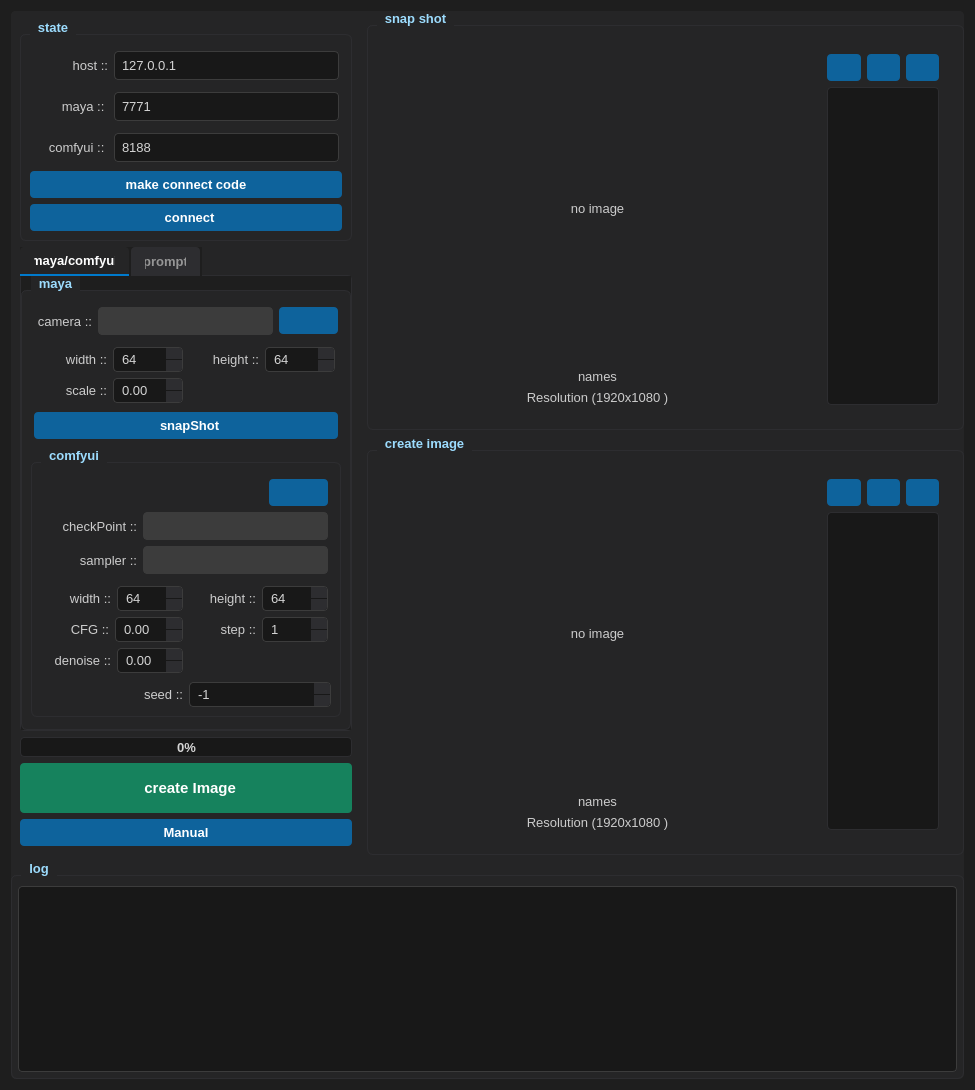
Old version of the form mayafyui/mayafyui.ui in the repository lalasin2002/newStorege.
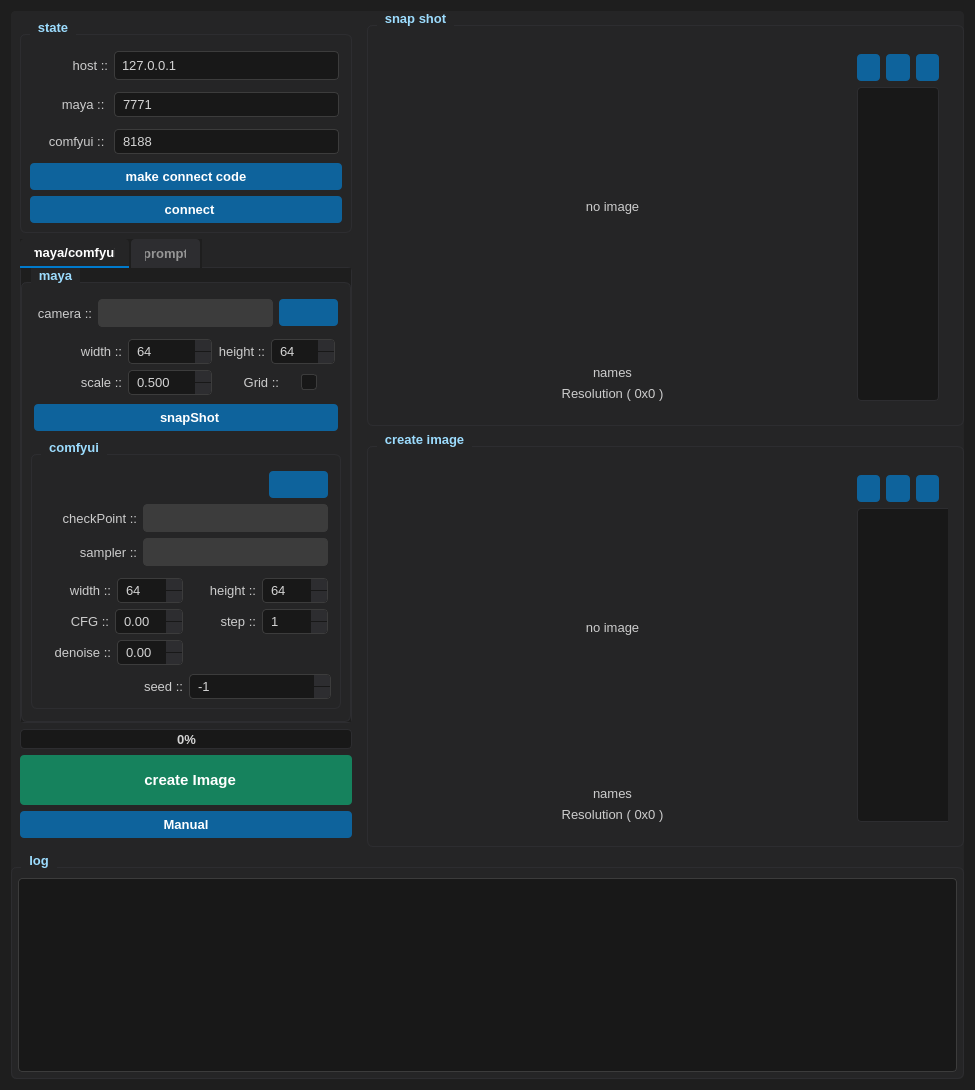
New version of the form. Icons and pictures are not drawn. Custom widgets are drawn as their Qt base class.

What changed in the file:
```diff
--- a/mayafyui/mayafyui.ui
+++ b/mayafyui/mayafyui.ui
@@ -578,12 +578,24 @@
                   </widget>
                  </item>
                  <item>
-                  <widget class="QLineEdit" name="setMayaPort_Le">
-                   <property name="enabled">
-                    <bool>true</bool>
+                  <widget class="QSpinBox" name="setMayaPort_Sb">
+                   <property name="minimumSize">
+                    <size>
+                     <width>225</width>
+                     <height>0</height>
+                    </size>
                    </property>
-                   <property name="text">
-                    <string>7771</string>
+                   <property name="buttonSymbols">
+                    <enum>QAbstractSpinBox::ButtonSymbols::NoButtons</enum>
+                   </property>
+                   <property name="showGroupSeparator" stdset="0">
+                    <bool>false</bool>
+                   </property>
+                   <property name="maximum">
+                    <number>65535</number>
+                   </property>
+                   <property name="value">
+                    <number>7771</number>
                    </property>
                   </widget>
                  </item>
@@ -623,12 +635,24 @@
                   </widget>
                  </item>
                  <item>
-                  <widget class="QLineEdit" name="setComfyuiPort_Le">
-                   <property name="enabled">
-                    <bool>true</bool>
+                  <widget class="QSpinBox" name="setComfyuiPort_Sb">
+                   <property name="minimumSize">
+                    <size>
+                     <width>225</width>
+                     <height>0</height>
+                    </size>
                    </property>
-                   <property name="text">
-                    <string>8188</string>
+                   <property name="buttonSymbols">
+                    <enum>QAbstractSpinBox::ButtonSymbols::NoButtons</enum>
+                   </property>
+                   <property name="showGroupSeparator" stdset="0">
+                    <bool>false</bool>
+                   </property>
+                   <property name="maximum">
+                    <number>65535</number>
+                   </property>
+                   <property name="value">
+                    <number>8188</number>
                    </property>
                   </widget>
                  </item>
@@ -814,39 +838,6 @@
                           <property name="bottomMargin">
                            <number>3</number>
                           </property>
-                          <item row="0" column="0">
-                           <layout class="QHBoxLayout" name="setSnapWidth_H">
-                            <item>
-                             <widget class="QLabel" name="snapWidth_Lb">
-                              <property name="minimumSize">
-                               <size>
-                                <width>45</width>
-                                <height>0</height>
-                               </size>
-                              </property>
-                              <property name="text">
-                               <string>width ::</string>
-                              </property>
-                              <property name="alignment">
-                               <set>Qt::AlignmentFlag::AlignRight|Qt::AlignmentFlag::AlignTrailing|Qt::AlignmentFlag::AlignVCenter</set>
-                              </property>
-                             </widget>
-                            </item>
-                            <item>
-                             <widget class="QSpinBox" name="setSnapWidth_Sb">
-                              <property name="minimum">
-                               <number>64</number>
-                              </property>
-                              <property name="maximum">
-                               <number>4096</number>
-                              </property>
-                              <property name="singleStep">
-                               <number>64</number>
-                              </property>
-                             </widget>
-                            </item>
-                           </layout>
-                          </item>
                           <item row="0" column="1">
                            <layout class="QHBoxLayout" name="setSnapHeight_H">
                             <item>
@@ -886,6 +877,63 @@
                             </item>
                            </layout>
                           </item>
+                          <item row="1" column="1">
+                           <layout class="QHBoxLayout" name="checkShowGrid_H" stretch="0,0">
+                            <item>
+                             <widget class="QLabel" name="ShowGrid_Le">
+                              <property name="minimumSize">
+                               <size>
+                                <width>45</width>
+                                <height>0</height>
+                               </size>
+                              </property>
+                              <property name="maximumSize">
+                               <size>
+                                <width>45</width>
+                                <height>16777215</height>
+                               </size>
+                              </property>
+                              <property name="text">
+                               <string>Grid ::</string>
+                              </property>
+                              <property name="alignment">
+                               <set>Qt::AlignmentFlag::AlignRight|Qt::AlignmentFlag::AlignTrailing|Qt::AlignmentFlag::AlignVCenter</set>
+                              </property>
+                             </widget>
+                            </item>
+                            <item>
+                             <widget class="QCheckBox" name="checkShowGrid_Cb">
+                              <property name="minimumSize">
+                               <size>
+                                <width>16</width>
+                                <height>0</height>
+                               </size>
+                              </property>
+                              <property name="maximumSize">
+                               <size>
+                                <width>16</width>
+                                <height>16777215</height>
+                               </size>
+                              </property>
+                              <property name="whatsThis">
+                               <string notr="true"/>
+                              </property>
+                              <property name="layoutDirection">
+                               <enum>Qt::LayoutDirection::RightToLeft</enum>
+                              </property>
+                              <property name="autoFillBackground">
+                               <bool>false</bool>
+                              </property>
+                              <property name="text">
+                               <string/>
+                              </property>
+                              <property name="autoExclusive">
+                               <bool>false</bool>
+                              </property>
+                             </widget>
+                            </item>
+                           </layout>
+                          </item>
                           <item row="1" column="0">
                            <layout class="QHBoxLayout" name="setSnapScale_H">
                             <item>
@@ -912,6 +960,48 @@
                                 <height>0</height>
                                </size>
                               </property>
+                              <property name="decimals">
+                               <number>3</number>
+                              </property>
+                              <property name="maximum">
+                               <double>1.000000000000000</double>
+                              </property>
+                              <property name="value">
+                               <double>0.500000000000000</double>
+                              </property>
+                             </widget>
+                            </item>
+                           </layout>
+                          </item>
+                          <item row="0" column="0">
+                           <layout class="QHBoxLayout" name="setSnapWidth_H">
+                            <item>
+                             <widget class="QLabel" name="snapWidth_Lb">
+                              <property name="minimumSize">
+                               <size>
+                                <width>45</width>
+                                <height>0</height>
+                               </size>
+                              </property>
+                              <property name="text">
+                               <string>width ::</string>
+                              </property>
+                              <property name="alignment">
+                               <set>Qt::AlignmentFlag::AlignRight|Qt::AlignmentFlag::AlignTrailing|Qt::AlignmentFlag::AlignVCenter</set>
+                              </property>
+                             </widget>
+                            </item>
+                            <item>
+                             <widget class="QSpinBox" name="setSnapWidth_Sb">
+                              <property name="minimum">
+                               <number>64</number>
+                              </property>
+                              <property name="maximum">
+                               <number>4096</number>
+                              </property>
+                              <property name="singleStep">
+                               <number>64</number>
+                              </property>
                              </widget>
                             </item>
                            </layout>
@@ -1420,7 +1510,7 @@
                  <item>
                   <widget class="QLabel" name="previewSnapShotResolution_Lb">
                    <property name="text">
-                    <string>Resolution (1920x1080 )</string>
+                    <string>Resolution ( 0x0 )</string>
                    </property>
                    <property name="alignment">
                     <set>Qt::AlignmentFlag::AlignCenter</set>
@@ -1434,13 +1524,13 @@
                <widget class="QFrame" name="openPreviewImage_F">
                 <property name="minimumSize">
                  <size>
-                  <width>130</width>
+                  <width>60</width>
                   <height>0</height>
                  </size>
                 </property>
                 <property name="maximumSize">
                  <size>
-                  <width>130</width>
+                  <width>100</width>
                   <height>16777215</height>
                  </size>
                 </property>
@@ -1455,6 +1545,12 @@
                   <layout class="QHBoxLayout" name="openPreviewImage_H">
                    <item>
                     <widget class="QPushButton" name="openPreviewImage_Btn">
+                     <property name="minimumSize">
+                      <size>
+                       <width>20</width>
+                       <height>0</height>
+                      </size>
+                     </property>
                      <property name="text">
                       <string/>
                      </property>
@@ -1465,6 +1561,12 @@
                    </item>
                    <item>
                     <widget class="QPushButton" name="openPreviewImageFolder_Btn">
+                     <property name="minimumSize">
+                      <size>
+                       <width>20</width>
+                       <height>0</height>
+                      </size>
+                     </property>
                      <property name="text">
                       <string/>
                      </property>
@@ -1475,6 +1577,12 @@
                    </item>
                    <item>
                     <widget class="QPushButton" name="reloadPreviewImage_Btn">
+                     <property name="minimumSize">
+                      <size>
+                       <width>20</width>
+                       <height>0</height>
+                      </size>
+                     </property>
                      <property name="text">
                       <string/>
                      </property>
@@ -1487,10 +1595,16 @@
                  </item>
                  <item>
                   <widget class="QListWidget" name="previewImage_Lw">
+                   <property name="minimumSize">
+                    <size>
+                     <width>60</width>
+                     <height>0</height>
+                    </size>
+                   </property>
                    <property name="iconSize">
                     <size>
-                     <width>128</width>
-                     <height>128</height>
+                     <width>32</width>
+                     <height>32</height>
                     </size>
                    </property>
                    <property name="movement">
@@ -1504,8 +1618,8 @@
                    </property>
                    <property name="gridSize">
                     <size>
-                     <width>150</width>
-                     <height>170</height>
+                     <width>60</width>
+                     <height>70</height>
                     </size>
                    </property>
                    <property name="viewMode">
@@ -1566,7 +1680,7 @@
                  <item>
                   <widget class="QLabel" name="createdImageResolution_Lb">
                    <property name="text">
-                    <string>Resolution (1920x1080 )</string>
+                    <string>Resolution ( 0x0 )</string>
                    </property>
                    <property name="alignment">
                     <set>Qt::AlignmentFlag::AlignCenter</set>
@@ -1580,13 +1694,13 @@
                <widget class="QFrame" name="openCreateImage_F">
                 <property name="minimumSize">
                  <size>
-                  <width>130</width>
+                  <width>100</width>
                   <height>0</height>
                  </size>
                 </property>
                 <property name="maximumSize">
                  <size>
-                  <width>130</width>
+                  <width>100</width>
                   <height>16777215</height>
                  </size>
                 </property>
@@ -1604,6 +1718,12 @@
                   <layout class="QHBoxLayout" name="openCreateImage_H">
                    <item>
                     <widget class="QPushButton" name="openCreateImage_Btn">
+                     <property name="minimumSize">
+                      <size>
+                       <width>20</width>
+                       <height>0</height>
+                      </size>
+                     </property>
                      <property name="text">
                       <string/>
                      </property>
@@ -1614,6 +1734,12 @@
                    </item>
                    <item>
                     <widget class="QPushButton" name="openCreateImageFolder_Btn">
+                     <property name="minimumSize">
+                      <size>
+                       <width>20</width>
+                       <height>0</height>
+                      </size>
+                     </property>
                      <property name="text">
                       <string/>
                      </property>
@@ -1624,6 +1750,12 @@
                    </item>
                    <item>
                     <widget class="QPushButton" name="reloadCreateImage_Btn">
+                     <property name="minimumSize">
+                      <size>
+                       <width>20</width>
+                       <height>0</height>
+                      </size>
+                     </property>
                      <property name="text">
                       <string/>
                      </property>
@@ -1636,10 +1768,16 @@
                  </item>
                  <item>
                   <widget class="QListWidget" name="createImage_Lw">
+                   <property name="minimumSize">
+                    <size>
+                     <width>100</width>
+                     <height>0</height>
+                    </size>
+                   </property>
                    <property name="iconSize">
                     <size>
-                     <width>128</width>
-                     <height>128</height>
+                     <width>32</width>
+                     <height>32</height>
                     </size>
                    </property>
                    <property name="movement">
```
